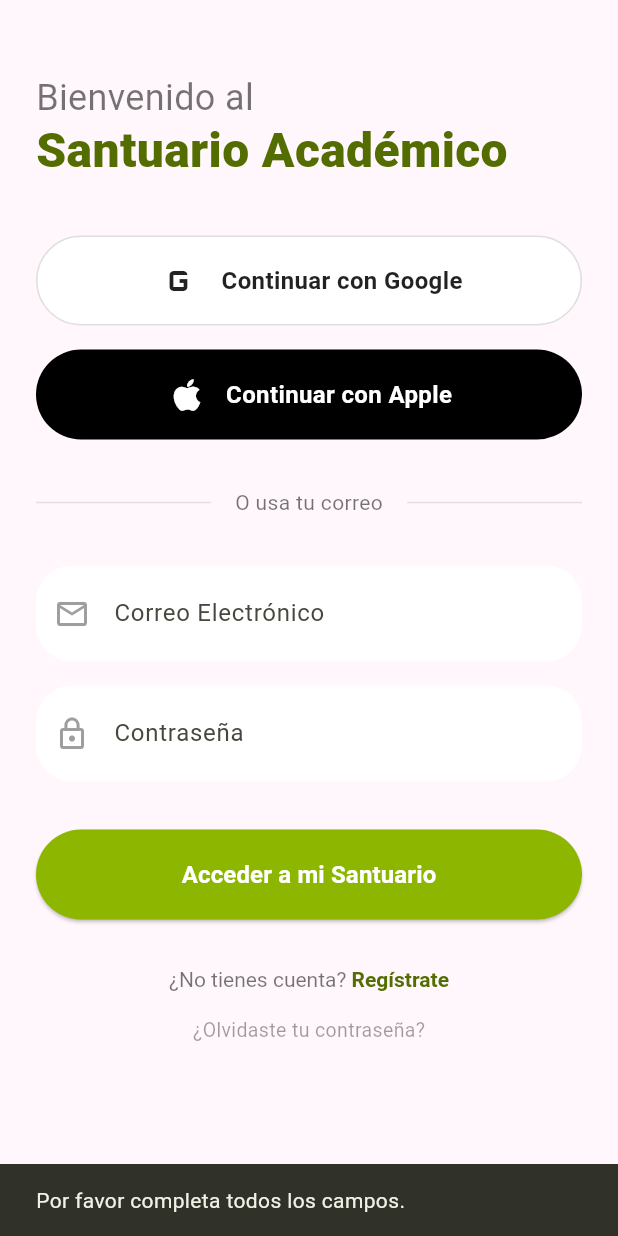
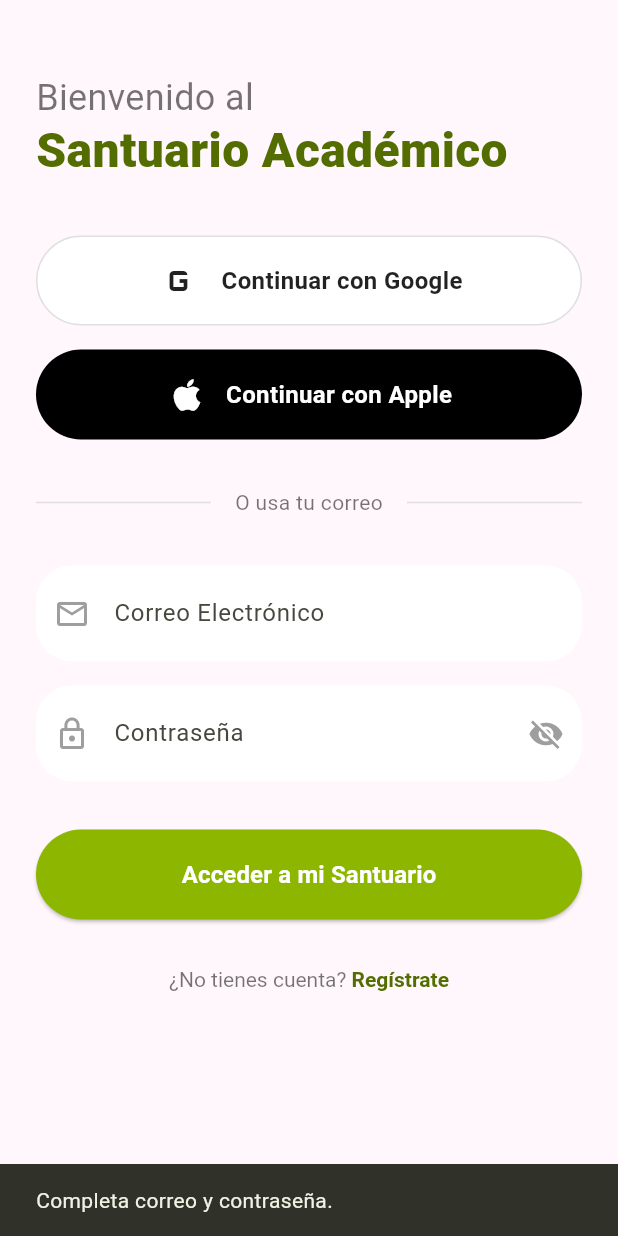
Before and after one commit to ThiagoJGK/Studia3-0, a Flutter app: the screen it shows after launch, after a tap on "Acceder a mi Santuario", on a phone screen of 412 x 824 dp. Run offline on Flutter 3.47's test engine with Material 3 defaults, Android fonts, the phone set to English and light mode, and no system bars; our stand-ins replace file_picker, supabase_flutter; accounts and stored records are empty; network calls fail.

Commit message:
feat: Professional AuthScreen with OAuth PopUp and Double Validation

```diff
--- a/lib/screens/auth_screen.dart
+++ b/lib/screens/auth_screen.dart
@@ -1,5 +1,6 @@
 import 'package:flutter/material.dart';
 import 'package:supabase_flutter/supabase_flutter.dart';
+import 'package:flutter/foundation.dart' show kIsWeb;
 
 class AuthScreen extends StatefulWidget {
   const AuthScreen({super.key});
@@ -11,40 +12,57 @@ class AuthScreen extends StatefulWidget {
 class _AuthScreenState extends State<AuthScreen> {
   final _emailController = TextEditingController();
   final _passwordController = TextEditingController();
+  final _confirmPasswordController = TextEditingController();
   final _displayNameController = TextEditingController();
+
   bool _isLoading = false;
   bool _isSignUp = false;
+  bool _obscurePassword = true;
+  bool _obscureConfirmPassword = true;
 
   Future<void> _authenticate() async {
     final email = _emailController.text.trim();
     final password = _passwordController.text;
+    final confirmPassword = _confirmPasswordController.text;
     final displayName = _displayNameController.text.trim();
 
-    if (email.isEmpty || password.isEmpty || (_isSignUp && displayName.isEmpty)) {
-      ScaffoldMessenger.of(context).showSnackBar(
-        const SnackBar(content: Text('Por favor completa todos los campos.')),
-      );
+    // 1. Validaciones Básicas
+    if (email.isEmpty || password.isEmpty) {
+      _showSnackBar('Completa correo y contraseña.');
       return;
+    }
+
+    if (_isSignUp) {
+      if (displayName.isEmpty) {
+        _showSnackBar('Ingresa tu nombre para el santuario.');
+        return;
+      }
+      if (password != confirmPassword) {
+        _showSnackBar('Las contraseñas no coinciden.');
+        return;
+      }
+      if (password.length < 6) {
+        _showSnackBar('La contraseña debe tener al menos 6 caracteres.');
+        return;
+      }
     }
 
     setState(() => _isLoading = true);
 
     try {
       if (_isSignUp) {
-        // Mode: Sign Up
+        // --- MODO REGISTRO ---
         await Supabase.instance.client.auth.signUp(
           email: email,
           password: password,
           data: {'display_name': displayName},
         );
         if (mounted) {
-           ScaffoldMessenger.of(context).showSnackBar(
-              const SnackBar(content: Text('¡Cuenta creada! Revisa tu correo o inicia sesión.')),
-           );
+           _showSnackBar('¡Cuenta creada! Verifica tu email o inicia sesión.');
            setState(() => _isSignUp = false);
         }
       } else {
-        // Mode: Login
+        // --- MODO INICIO SESIÓN ---
         await Supabase.instance.client.auth.signInWithPassword(
           email: email,
           password: password,
@@ -52,26 +70,36 @@ class _AuthScreenState extends State<AuthScreen> {
         if (mounted) Navigator.pushReplacementNamed(context, '/dashboard');
       }
     } on AuthException catch (e) {
-      if (mounted) {
-        ScaffoldMessenger.of(context).showSnackBar(
-          SnackBar(content: Text(e.message)),
-        );
-      }
+      if (mounted) _showSnackBar(e.message);
     } catch (e) {
-      if (mounted) {
-        ScaffoldMessenger.of(context).showSnackBar(
-          SnackBar(content: Text('Error inesperado: $e')),
-        );
-      }
+      if (mounted) _showSnackBar('Error inesperado: $e');
     } finally {
       if (mounted) setState(() => _isLoading = false);
     }
+  }
+
+  // Lógica de Social Login con PopUp (OAuth)
+  Future<void> _signInWithOAuth(OAuthProvider provider) async {
+    try {
+      await Supabase.instance.client.auth.signInWithOAuth(
+        provider,
+        redirectTo: kIsWeb ? null : 'com.studia3.app://login-callback/',
+        authScreenLaunchMode: LaunchMode.platformDefault, // Forzar PopUp
+      );
+    } catch (e) {
+      _showSnackBar('Error al conectar con $provider: $e');
+    }
+  }
+
+  void _showSnackBar(String message) {
+    ScaffoldMessenger.of(context).showSnackBar(SnackBar(content: Text(message)));
   }
 
   @override
   void dispose() {
     _emailController.dispose();
     _passwordController.dispose();
+    _confirmPasswordController.dispose();
     _displayNameController.dispose();
     super.dispose();
   }
@@ -96,10 +124,17 @@ class _AuthScreenState extends State<AuthScreen> {
               ),
               const SizedBox(height: 40),
 
-              // Social Logins
-              _buildGoogleButton('Continuar con Google'),
+              // Social Logins (Ahora Clickeables)
+              _buildSocialButton(
+                'Continuar con Google',
+                'https://upload.wikimedia.org/wikipedia/commons/thumb/c/c1/Google_\"G\"_logo.svg/1200px-Google_\"G\"_logo.svg.png',
+                onTap: () => _signInWithOAuth(OAuthProvider.google),
+              ),
               const SizedBox(height: 16),
-              _buildAppleButton('Continuar con Apple'),
+              _buildAppleButton(
+                'Continuar con Apple',
+                onTap: () => _signInWithOAuth(OAuthProvider.apple),
+              ),
 
               const SizedBox(height: 32),
 
@@ -120,9 +155,35 @@ class _AuthScreenState extends State<AuthScreen> {
                 _buildTextField('Nombre Completo', Icons.person_outline, controller: _displayNameController),
                 const SizedBox(height: 16),
               ],
-              _buildTextField('Correo Electrónico', Icons.email_outlined, controller: _emailController),
+              _buildTextField('Correo Electrónico', Icons.email_outlined, controller: _emailController, keyboardType: TextInputType.emailAddress),
               const SizedBox(height: 16),
-              _buildTextField('Contraseña', Icons.lock_outline, obscureText: true, controller: _passwordController),
+
+              // Password 1
+              _buildTextField(
+                'Contraseña',
+                Icons.lock_outline,
+                obscureText: _obscurePassword,
+                controller: _passwordController,
+                suffixIcon: IconButton(
+                  icon: Icon(_obscurePassword ? Icons.visibility_off : Icons.visibility, color: Colors.grey),
+                  onPressed: () => setState(() => _obscurePassword = !_obscurePassword),
+                ),
+              ),
+
+              if (_isSignUp) ...[
+                const SizedBox(height: 16),
+                // Password 2 (Verificación)
+                _buildTextField(
+                  'Repetir Contraseña',
+                  Icons.lock_reset_outlined,
+                  obscureText: _obscureConfirmPassword,
+                  controller: _confirmPasswordController,
+                  suffixIcon: IconButton(
+                    icon: Icon(_obscureConfirmPassword ? Icons.visibility_off : Icons.visibility, color: Colors.grey),
+                    onPressed: () => setState(() => _obscureConfirmPassword = !_obscureConfirmPassword),
+                  ),
+                ),
+              ],
 
               const SizedBox(height: 32),
 
@@ -146,7 +207,10 @@ class _AuthScreenState extends State<AuthScreen> {
 
               Center(
                 child: GestureDetector(
-                  onTap: () => setState(() => _isSignUp = !_isSignUp),
+                  onTap: () => setState(() {
+                    _isSignUp = !_isSignUp;
+                    _isLoading = false;
+                  }),
                   child: RichText(
                     text: TextSpan(
                       text: _isSignUp ? '¿Ya tienes cuenta? ' : '¿No tienes cuenta? ',
@@ -161,20 +225,6 @@ class _AuthScreenState extends State<AuthScreen> {
                   ),
                 ),
               ),
-
-              if (!_isSignUp)
-                Padding(
-                  padding: const EdgeInsets.only(top: 16.0),
-                  child: Center(
-                    child: GestureDetector(
-                      onTap: () => Navigator.pushNamed(context, '/forgot_password'),
-                      child: const Text(
-                        '¿Olvidaste tu contraseña?',
-                        style: TextStyle(color: Colors.black38, fontSize: 13),
-                      ),
-                    ),
-                  ),
-                ),
             ],
           ),
         ),
@@ -182,8 +232,10 @@ class _AuthScreenState extends State<AuthScreen> {
     );
   }
 
-  Widget _buildGoogleButton(String text) {
-    return Container(
+  Widget _buildSocialButton(String text, String assetPath, {VoidCallback? onTap}) {
+    return GestureDetector(
+      onTap: onTap,
+      child: Container(
         width: double.infinity,
         height: 60,
         decoration: BoxDecoration(
@@ -194,20 +246,19 @@ class _AuthScreenState extends State<AuthScreen> {
         child: Row(
           mainAxisAlignment: MainAxisAlignment.center,
           children: [
-          Image.network(
-            'https://upload.wikimedia.org/wikipedia/commons/thumb/c/c1/Google_\"G\"_logo.svg/1200px-Google_\"G\"_logo.svg.png',
-            height: 24,
-            errorBuilder: (context, error, stackTrace) => const Icon(Icons.g_mobiledata, size: 32),
-          ),
+            Image.network(assetPath, height: 24, errorBuilder: (_, __, ___) => const Icon(Icons.g_mobiledata, size: 32)),
             const SizedBox(width: 12),
             Text(text, style: const TextStyle(fontSize: 16, fontWeight: FontWeight.bold, color: Colors.black87)),
           ],
         ),
+      ),
     );
   }
 
-  Widget _buildAppleButton(String text) {
-     return Container(
+  Widget _buildAppleButton(String text, {VoidCallback? onTap}) {
+     return GestureDetector(
+      onTap: onTap,
+       child: Container(
         width: double.infinity,
         height: 60,
         decoration: BoxDecoration(
@@ -222,27 +273,24 @@ class _AuthScreenState extends State<AuthScreen> {
             Text(text, style: const TextStyle(fontSize: 16, fontWeight: FontWeight.bold, color: Colors.white)),
           ],
         ),
+       ),
      );
   }
 
-  Widget _buildTextField(String hint, IconData icon, {bool obscureText = false, TextEditingController? controller}) {
+  Widget _buildTextField(String hint, IconData icon, {bool obscureText = false, TextEditingController? controller, Widget? suffixIcon, TextInputType? keyboardType}) {
     return TextField(
       controller: controller,
       obscureText: obscureText,
+      keyboardType: keyboardType,
       decoration: InputDecoration(
         hintText: hint,
         prefixIcon: Icon(icon, color: Colors.grey),
+        suffixIcon: suffixIcon,
         filled: true,
         fillColor: Colors.white,
         contentPadding: const EdgeInsets.symmetric(horizontal: 24, vertical: 20),
-        border: OutlineInputBorder(
-          borderRadius: BorderRadius.circular(24),
-          borderSide: BorderSide.none,
-        ),
-        enabledBorder: OutlineInputBorder(
-          borderRadius: BorderRadius.circular(24),
-          borderSide: BorderSide.none,
-        ),
+        border: OutlineInputBorder(borderRadius: BorderRadius.circular(24), borderSide: BorderSide.none),
+        enabledBorder: OutlineInputBorder(borderRadius: BorderRadius.circular(24), borderSide: BorderSide.none),
         focusedBorder: OutlineInputBorder(
           borderRadius: BorderRadius.circular(24),
           borderSide: const BorderSide(color: Color(0xFF8DB600), width: 2),
```
Lines whose indentation alone changed are shown as unchanged.
